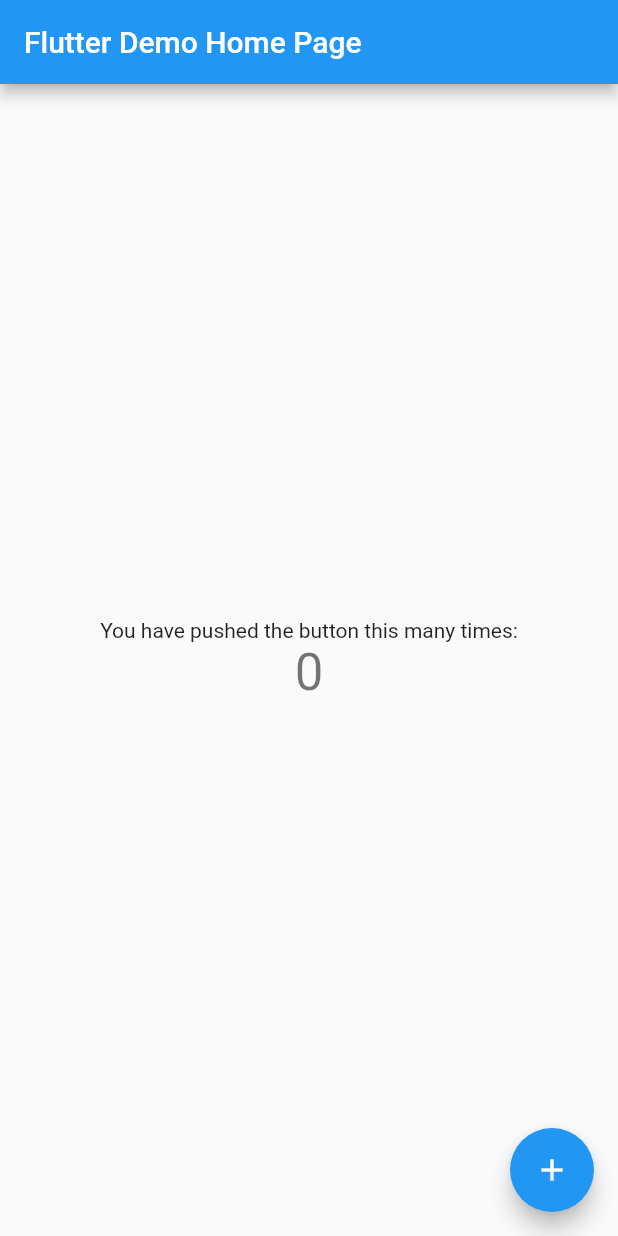
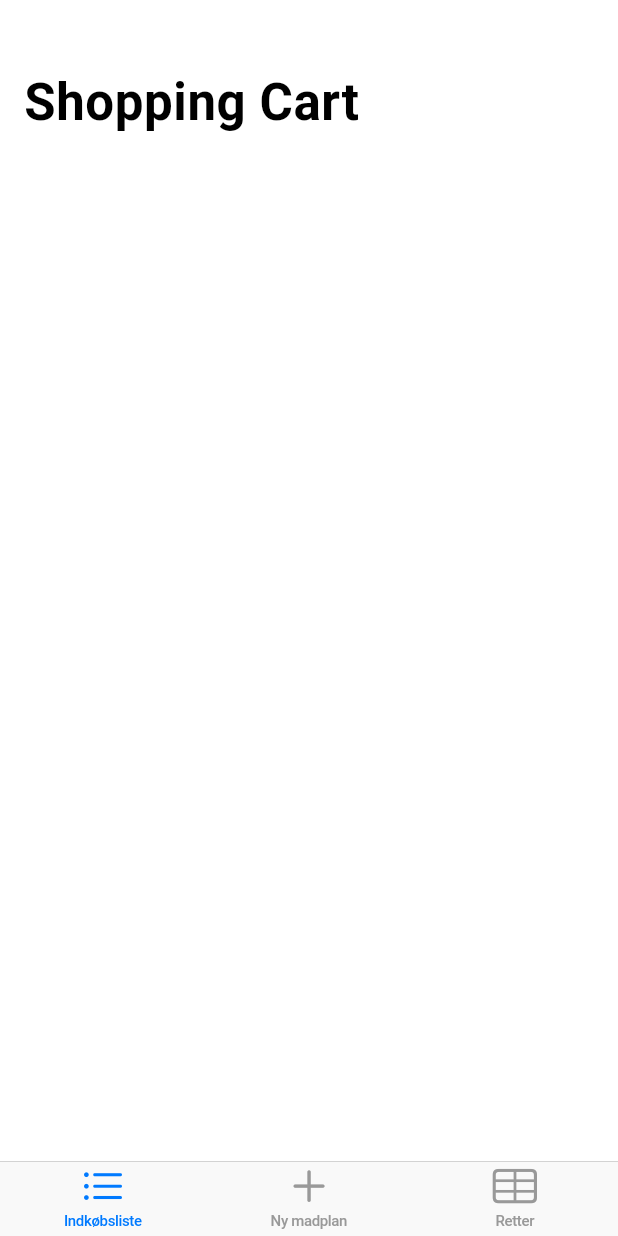
Before and after one commit to matjoerg/madplan_app, a Flutter app: the screen it shows after launch, on a phone screen of 412 x 824 dp. Run offline on Flutter 3.47's test engine with Material 2 defaults, Android fonts, the phone set to English and light mode, and no system bars.

Commit message:
Add iOS tabs

```diff
--- a/lib/main.dart
+++ b/lib/main.dart
@@ -1,4 +1,6 @@
+import 'package:flutter/cupertino.dart';
 import 'package:flutter/material.dart';
+import 'package:madplan_app/screens/base_screen.dart';
 
 void main() {
   runApp(MyApp());
@@ -8,106 +10,12 @@ class MyApp extends StatelessWidget {
   // This widget is the root of your application.
   @override
   Widget build(BuildContext context) {
-    return MaterialApp(
+    return CupertinoApp(
       title: 'Flutter Demo',
-      theme: ThemeData(
-        // This is the theme of your application.
-        //
-        // Try running your application with "flutter run". You'll see the
-        // application has a blue toolbar. Then, without quitting the app, try
-        // changing the primarySwatch below to Colors.green and then invoke
-        // "hot reload" (press "r" in the console where you ran "flutter run",
-        // or simply save your changes to "hot reload" in a Flutter IDE).
-        // Notice that the counter didn't reset back to zero; the application
-        // is not restarted.
-        primarySwatch: Colors.blue,
+      theme: CupertinoThemeData(
+        brightness: Brightness.light,
       ),
-      home: MyHomePage(title: 'Flutter Demo Home Page'),
+      home: BaseScreen(),
     );
   }
 }
-
-class MyHomePage extends StatefulWidget {
-  MyHomePage({Key? key, required this.title}) : super(key: key);
-
-  // This widget is the home page of your application. It is stateful, meaning
-  // that it has a State object (defined below) that contains fields that affect
-  // how it looks.
-
-  // This class is the configuration for the state. It holds the values (in this
-  // case the title) provided by the parent (in this case the App widget) and
-  // used by the build method of the State. Fields in a Widget subclass are
-  // always marked "final".
-
-  final String title;
-
-  @override
-  _MyHomePageState createState() => _MyHomePageState();
-}
-
-class _MyHomePageState extends State<MyHomePage> {
-  int _counter = 0;
-
-  void _incrementCounter() {
-    setState(() {
-      // This call to setState tells the Flutter framework that something has
-      // changed in this State, which causes it to rerun the build method below
-      // so that the display can reflect the updated values. If we changed
-      // _counter without calling setState(), then the build method would not be
-      // called again, and so nothing would appear to happen.
-      _counter++;
-    });
-  }
-
-  @override
-  Widget build(BuildContext context) {
-    // This method is rerun every time setState is called, for instance as done
-    // by the _incrementCounter method above.
-    //
-    // The Flutter framework has been optimized to make rerunning build methods
-    // fast, so that you can just rebuild anything that needs updating rather
-    // than having to individually change instances of widgets.
-    return Scaffold(
-      appBar: AppBar(
-        // Here we take the value from the MyHomePage object that was created by
-        // the App.build method, and use it to set our appbar title.
-        title: Text(widget.title),
-      ),
-      body: Center(
-        // Center is a layout widget. It takes a single child and positions it
-        // in the middle of the parent.
-        child: Column(
-          // Column is also a layout widget. It takes a list of children and
-          // arranges them vertically. By default, it sizes itself to fit its
-          // children horizontally, and tries to be as tall as its parent.
-          //
-          // Invoke "debug painting" (press "p" in the console, choose the
-          // "Toggle Debug Paint" action from the Flutter Inspector in Android
-          // Studio, or the "Toggle Debug Paint" command in Visual Studio Code)
-          // to see the wireframe for each widget.
-          //
-          // Column has various properties to control how it sizes itself and
-          // how it positions its children. Here we use mainAxisAlignment to
-          // center the children vertically; the main axis here is the vertical
-          // axis because Columns are vertical (the cross axis would be
-          // horizontal).
-          mainAxisAlignment: MainAxisAlignment.center,
-          children: <Widget>[
-            Text(
-              'You have pushed the button this many times:',
-            ),
-            Text(
-              '$_counter',
-              style: Theme.of(context).textTheme.headline4,
-            ),
-          ],
-        ),
-      ),
-      floatingActionButton: FloatingActionButton(
-        onPressed: _incrementCounter,
-        tooltip: 'Increment',
-        child: Icon(Icons.add),
-      ), // This trailing comma makes auto-formatting nicer for build methods.
-    );
-  }
-}
--- /dev/null
+++ b/lib/screens/base_screen.dart
@@ -0,0 +1,74 @@
+import 'package:flutter/cupertino.dart';
+import 'package:flutter/material.dart';
+import 'package:madplan_app/screens/database_screen.dart';
+import 'package:madplan_app/screens/planner_screen.dart';
+import 'package:madplan_app/screens/screen_constants.dart';
+
+import 'list_screen.dart';
+
+class BaseScreen extends StatefulWidget {
+  const BaseScreen({Key? key}) : super(key: key);
+
+  @override
+  _BaseScreenState createState() => _BaseScreenState();
+}
+
+class _BaseScreenState extends State<BaseScreen> {
+  int _selectedIndex = 0;
+
+  void _onItemTapped(int index) {
+    setState(() {
+      _selectedIndex = index;
+    });
+  }
+
+  @override
+  Widget build(BuildContext context) {
+    return CupertinoTabScaffold(
+      tabBar: CupertinoTabBar(
+        items: <BottomNavigationBarItem>[
+          BottomNavigationBarItem(
+            icon: Icon(CupertinoIcons.list_bullet),
+            label: ScreenConstants.list.title,
+          ),
+          BottomNavigationBarItem(
+            icon: Icon(CupertinoIcons.plus),
+            label: ScreenConstants.planner.title,
+          ),
+          BottomNavigationBarItem(
+            icon: Icon(CupertinoIcons.table),
+            label: ScreenConstants.database.title,
+          ),
+        ],
+        currentIndex: _selectedIndex,
+      ),
+      tabBuilder: (BuildContext context, int index) {
+        late final CupertinoTabView returnValue;
+        switch (index) {
+          case 0:
+            returnValue = CupertinoTabView(builder: (context) {
+              return CupertinoPageScaffold(
+                child: ListScreen(),
+              );
+            });
+            break;
+          case 1:
+            returnValue = CupertinoTabView(builder: (context) {
+              return CupertinoPageScaffold(
+                child: PlannerScreen(),
+              );
+            });
+            break;
+          case 2:
+            returnValue = CupertinoTabView(builder: (context) {
+              return CupertinoPageScaffold(
+                child: DatabaseScreen(),
+              );
+            });
+            break;
+        }
+        return returnValue;
+      },
+    );
+  }
+}
--- /dev/null
+++ b/lib/screens/database_screen.dart
@@ -0,0 +1,16 @@
+import 'package:flutter/cupertino.dart';
+
+class DatabaseScreen extends StatelessWidget {
+  const DatabaseScreen({Key? key}) : super(key: key);
+
+  @override
+  Widget build(BuildContext context) {
+    return CustomScrollView(
+      slivers: <Widget>[
+        CupertinoSliverNavigationBar(
+          largeTitle: Text('Shopping Cart'),
+        ),
+      ],
+    );
+  }
+}
--- /dev/null
+++ b/lib/screens/list_screen.dart
@@ -0,0 +1,16 @@
+import 'package:flutter/cupertino.dart';
+
+class ListScreen extends StatelessWidget {
+  const ListScreen({Key? key}) : super(key: key);
+
+  @override
+  Widget build(BuildContext context) {
+    return CustomScrollView(
+      slivers: <Widget>[
+        CupertinoSliverNavigationBar(
+          largeTitle: Text('Shopping Cart'),
+        ),
+      ],
+    );
+  }
+}
--- /dev/null
+++ b/lib/screens/planner_screen.dart
@@ -0,0 +1,17 @@
+import 'package:flutter/cupertino.dart';
+import 'package:madplan_app/screens/screen_constants.dart';
+
+class PlannerScreen extends StatelessWidget {
+  const PlannerScreen({Key? key}) : super(key: key);
+
+  @override
+  Widget build(BuildContext context) {
+    return CustomScrollView(
+      slivers: <Widget>[
+        CupertinoSliverNavigationBar(
+          largeTitle: Text(ScreenConstants.planner.title),
+        ),
+      ],
+    );
+  }
+}
--- /dev/null
+++ b/lib/screens/screen_constants.dart
@@ -0,0 +1,12 @@
+class ScreenConstants {
+  static ScreenModel planner = ScreenModel('Ny madplan', '/planner');
+  static ScreenModel list = ScreenModel('Indkøbsliste', '/list');
+  static ScreenModel database = ScreenModel('Retter', '/database');
+}
+
+class ScreenModel {
+  String title;
+  String route;
+
+  ScreenModel(this.title, this.route);
+}
--- a/pubspec.yaml
+++ b/pubspec.yaml
@@ -27,7 +27,8 @@ dependencies:
 
   # The following adds the Cupertino Icons font to your application.
   # Use with the CupertinoIcons class for iOS style icons.
-  cupertino_icons: ^1.0.2
+  cupertino_icons: ^1.0.3
+  modal_bottom_sheet: ^2.0.0
 
 dev_dependencies:
   flutter_test:
```
